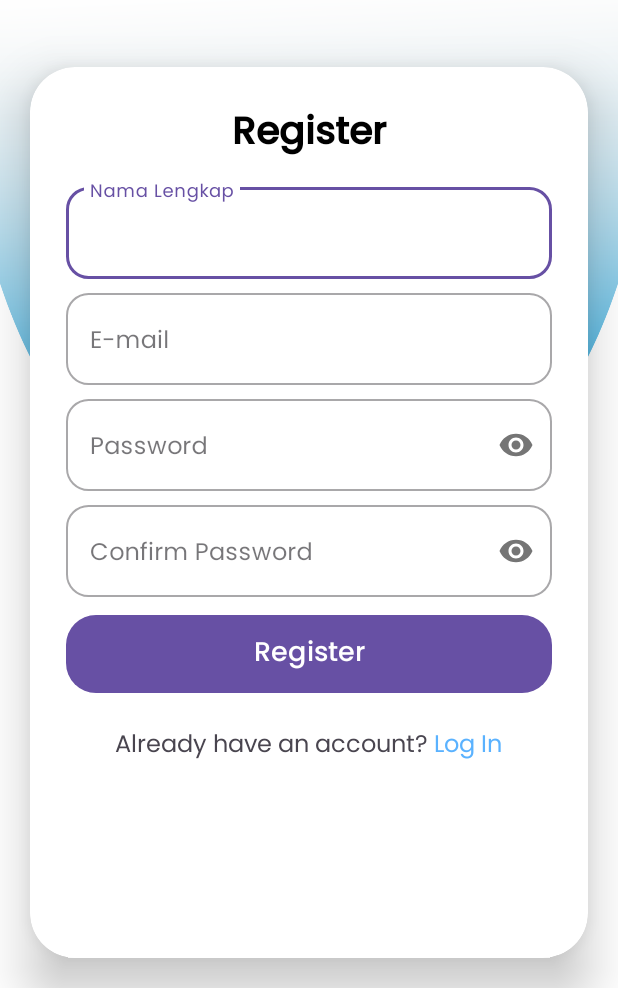
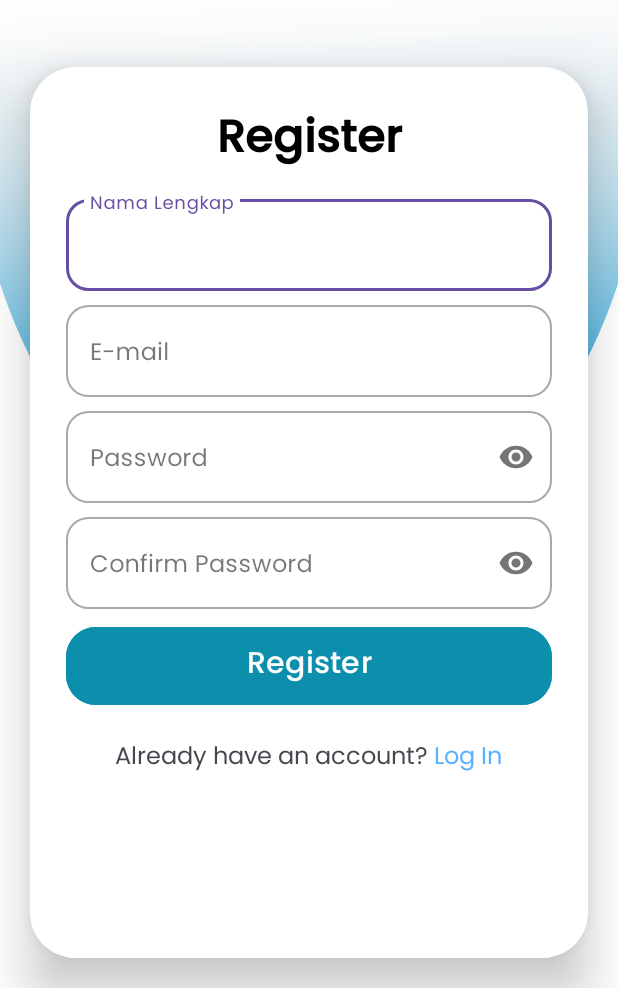
Before and after one commit to Well-Predict/WellPredict-MD-Repository, an Android app: the RegisterActivity screen opened directly, with no data from a screen before it, on a phone screen of 412 x 824 dp, the part 248-1236 px from its top. Run offline under Robolectric (Android 15) with nearby library versions, the phone set to English and light mode, and no system bars; network calls fail.

Commit message:
Changing Button Color, cleaning the code

```diff
--- a/app/src/main/res/layout/activity_main.xml
+++ b/app/src/main/res/layout/activity_main.xml
@@ -7,12 +7,12 @@
 
     <com.google.android.material.bottomnavigation.BottomNavigationView
         android:id="@+id/nav_view"
+        style="@style/BottomNavigationStyle"
         android:layout_width="0dp"
         android:layout_height="wrap_content"
         android:layout_marginStart="0dp"
         android:layout_marginEnd="0dp"
         android:background="?android:attr/windowBackground"
-        style="@style/BottomNavigationStyle"
         app:layout_constraintBottom_toBottomOf="parent"
         app:layout_constraintLeft_toLeftOf="parent"
         app:layout_constraintRight_toRightOf="parent"
--- a/app/src/main/res/layout/activity_news.xml
+++ b/app/src/main/res/layout/activity_news.xml
@@ -12,10 +12,10 @@
         android:id="@+id/imageButton2"
         android:layout_width="wrap_content"
         android:layout_height="wrap_content"
+        android:layout_marginStart="5dp"
         android:background="@drawable/bg_icon_border"
         android:contentDescription="@string/icon_back"
         android:onClick="onBackButtonClick"
-        android:layout_marginStart="5dp"
         android:padding="8dp"
         android:src="@drawable/ic_arrow_back_ios_new_24"
         app:layout_constraintStart_toStartOf="parent"
@@ -35,10 +35,10 @@
 
     <androidx.recyclerview.widget.RecyclerView
         android:id="@+id/rv_news"
+        android:layout_width="match_parent"
+        android:layout_height="wrap_content"
         android:layout_marginTop="10dp"
         android:paddingBottom="50dp"
-        android:layout_width="match_parent"
-        android:layout_height="wrap_content"
         app:layout_constraintEnd_toEndOf="parent"
         app:layout_constraintHorizontal_bias="0.0"
         app:layout_constraintStart_toStartOf="parent"
--- a/app/src/main/res/layout/activity_register.xml
+++ b/app/src/main/res/layout/activity_register.xml
@@ -5,10 +5,10 @@
     android:id="@+id/main"
     android:layout_width="match_parent"
     android:layout_height="match_parent"
+    android:background="@drawable/blue_circle_bg"
     android:gravity="bottom"
     android:orientation="vertical"
-    tools:context=".ui.authentication.RegisterActivity"
-    android:background="@drawable/blue_circle_bg">
+    tools:context=".ui.authentication.RegisterActivity">
 
     <ImageView
         android:layout_width="250dp"
@@ -16,14 +16,14 @@
         android:layout_gravity="center"
         android:layout_margin="30dp"
         android:layout_weight="1"
-        android:src="@drawable/logo"
-        android:scaleType="centerCrop"/>
+        android:scaleType="centerCrop"
+        android:src="@drawable/logo" />
 
     <androidx.cardview.widget.CardView
-        android:layout_weight="@integer/material_motion_duration_long_1"
         android:layout_width="match_parent"
         android:layout_height="wrap_content"
         android:layout_margin="20dp"
+        android:layout_weight="@integer/material_motion_duration_long_1"
         app:cardCornerRadius="30dp"
         app:cardElevation="20dp">
 
@@ -35,12 +35,12 @@
             android:padding="24dp">
 
             <TextView
+                style="@style/TextContent.Medium"
                 android:layout_width="match_parent"
                 android:layout_height="wrap_content"
-                style="@style/TextContent.Medium"
                 android:text="@string/register"
                 android:textAlignment="center"
-                android:textSize="25sp"
+                android:textSize="30sp"
                 android:textStyle="bold" />
 
             <com.google.android.material.textfield.TextInputLayout
@@ -56,9 +56,9 @@
 
                 <com.google.android.material.textfield.TextInputEditText
                     android:id="@+id/etUsername"
+                    style="@style/TextContent"
                     android:layout_width="match_parent"
                     android:layout_height="wrap_content"
-                    style="@style/TextContent"
                     android:hint="@string/nama_lengkap" />
 
             </com.google.android.material.textfield.TextInputLayout>
@@ -76,11 +76,11 @@
 
                 <com.google.android.material.textfield.TextInputEditText
                     android:id="@+id/etEmail"
+                    style="@style/TextContent"
                     android:layout_width="match_parent"
                     android:layout_height="wrap_content"
-                    style="@style/TextContent"
                     android:hint="@string/email"
-                    android:inputType="textEmailAddress"/>
+                    android:inputType="textEmailAddress" />
 
             </com.google.android.material.textfield.TextInputLayout>
 
@@ -98,9 +98,9 @@
 
                 <com.google.android.material.textfield.TextInputEditText
                     android:id="@+id/etPassword"
+                    style="@style/TextContent"
                     android:layout_width="match_parent"
                     android:layout_height="wrap_content"
-                    style="@style/TextContent"
                     android:hint="@string/password"
                     android:inputType="textPassword" />
 
@@ -121,22 +121,23 @@
 
                 <com.google.android.material.textfield.TextInputEditText
                     android:id="@+id/etConfirmPassword"
+                    style="@style/TextContent"
                     android:layout_width="match_parent"
                     android:layout_height="wrap_content"
-                    style="@style/TextContent"
                     android:hint="@string/confirm_password"
-                    android:inputType="textPassword"/>
+                    android:inputType="textPassword" />
 
             </com.google.android.material.textfield.TextInputLayout>
 
             <Button
                 android:id="@+id/login_button"
+                style="@style/TextContent.Medium.White"
                 android:layout_width="match_parent"
                 android:layout_height="60dp"
                 android:layout_marginTop="8dp"
-                style="@style/TextContent.Medium.White"
+                android:backgroundTint="@color/teal"
                 android:text="@string/register"
-                android:textSize="18sp"
+                android:textSize="20sp"
                 app:cornerRadius="20dp" />
 
             <TextView
--- a/app/src/main/res/layout/activity_splash_screen.xml
+++ b/app/src/main/res/layout/activity_splash_screen.xml
@@ -11,9 +11,9 @@
         android:layout_width="match_parent"
         android:layout_height="match_parent"
         android:src="@drawable/logo"
+        app:layout_constraintBottom_toBottomOf="parent"
         app:layout_constraintEnd_toEndOf="parent"
         app:layout_constraintStart_toStartOf="parent"
-        app:layout_constraintTop_toTopOf="parent"
-        app:layout_constraintBottom_toBottomOf="parent"/>
+        app:layout_constraintTop_toTopOf="parent" />
 
 </androidx.constraintlayout.widget.ConstraintLayout>
--- a/app/src/main/res/layout/item_news.xml
+++ b/app/src/main/res/layout/item_news.xml
@@ -1,13 +1,12 @@
 <?xml version="1.0" encoding="utf-8"?>
-<androidx.cardview.widget.CardView
-    xmlns:android="http://schemas.android.com/apk/res/android"
+<androidx.cardview.widget.CardView xmlns:android="http://schemas.android.com/apk/res/android"
     xmlns:app="http://schemas.android.com/apk/res-auto"
     android:id="@+id/cardView"
     android:layout_width="match_parent"
     android:layout_height="wrap_content"
     android:background="?android:attr/selectableItemBackground"
+    app:cardCornerRadius="16dp"
     app:cardUseCompatPadding="true"
-    app:cardCornerRadius="16dp"
     app:layout_constraintEnd_toEndOf="parent"
     app:layout_constraintStart_toStartOf="parent"
     app:layout_constraintTop_toBottomOf="@id/news_section">
```
Also changed, not shown: app/src/main/res/layout/activity_login.xml (+12 -11 lines), app/src/main/res/layout/fragment_home.xml (+24 -25 lines), app/src/main/res/layout/fragment_profile.xml (+6 -2 lines).
